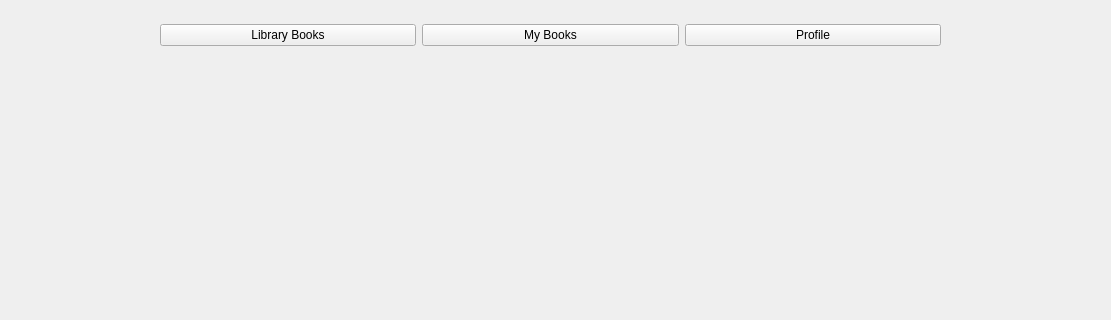
Qt form appwindow.ui (xenono/library-managment-system) before a commit; both pictures show x 0 to 1111 and y 0 to 320 of the 1280 by 720 pixel window.
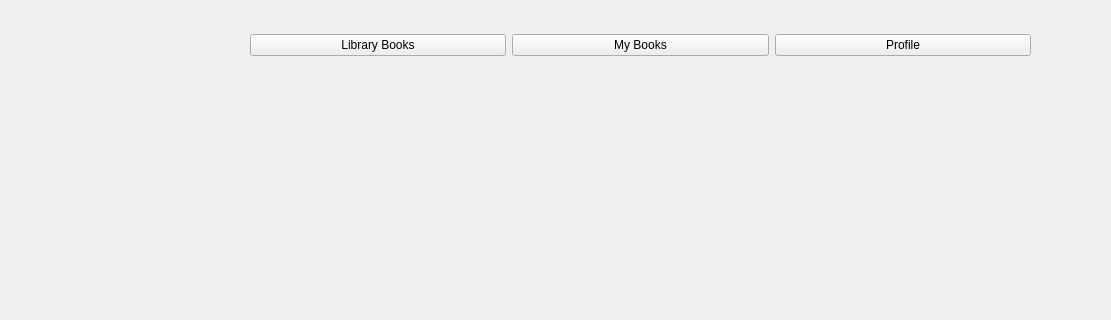
The same form after that commit.

What changed in the file:
```diff
--- a/appwindow.ui
+++ b/appwindow.ui
@@ -17,8 +17,8 @@
    <widget class="QWidget" name="gridLayoutWidget">
     <property name="geometry">
      <rect>
-      <x>160</x>
-      <y>10</y>
+      <x>250</x>
+      <y>20</y>
       <width>781</width>
       <height>51</height>
      </rect>
```
